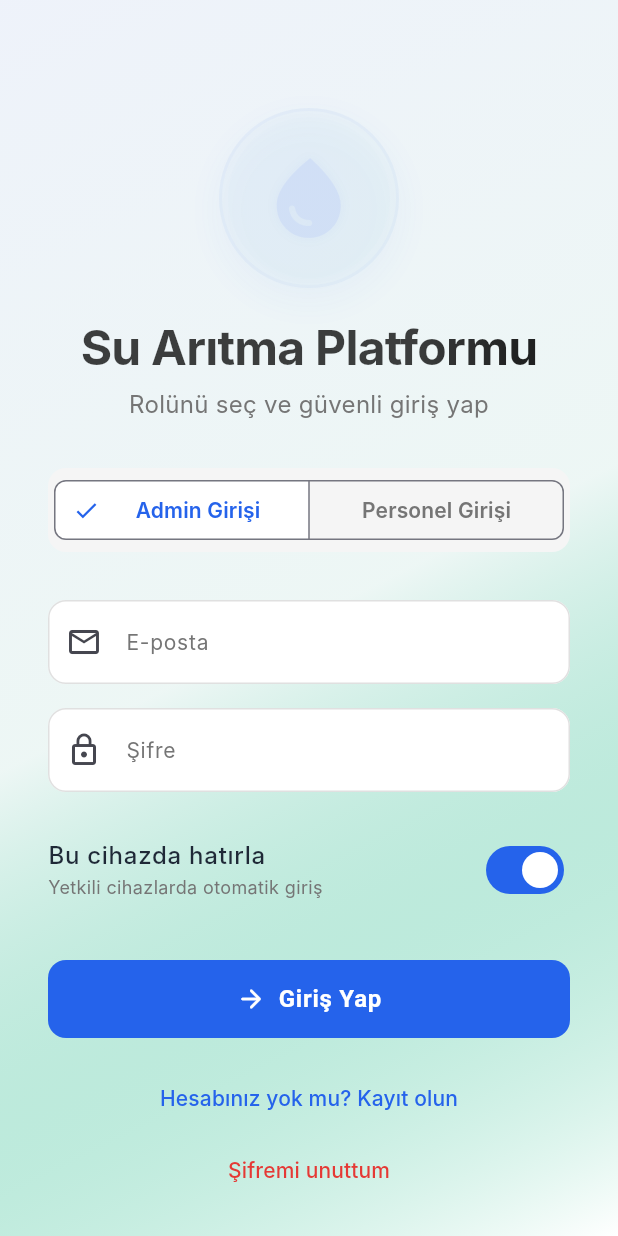
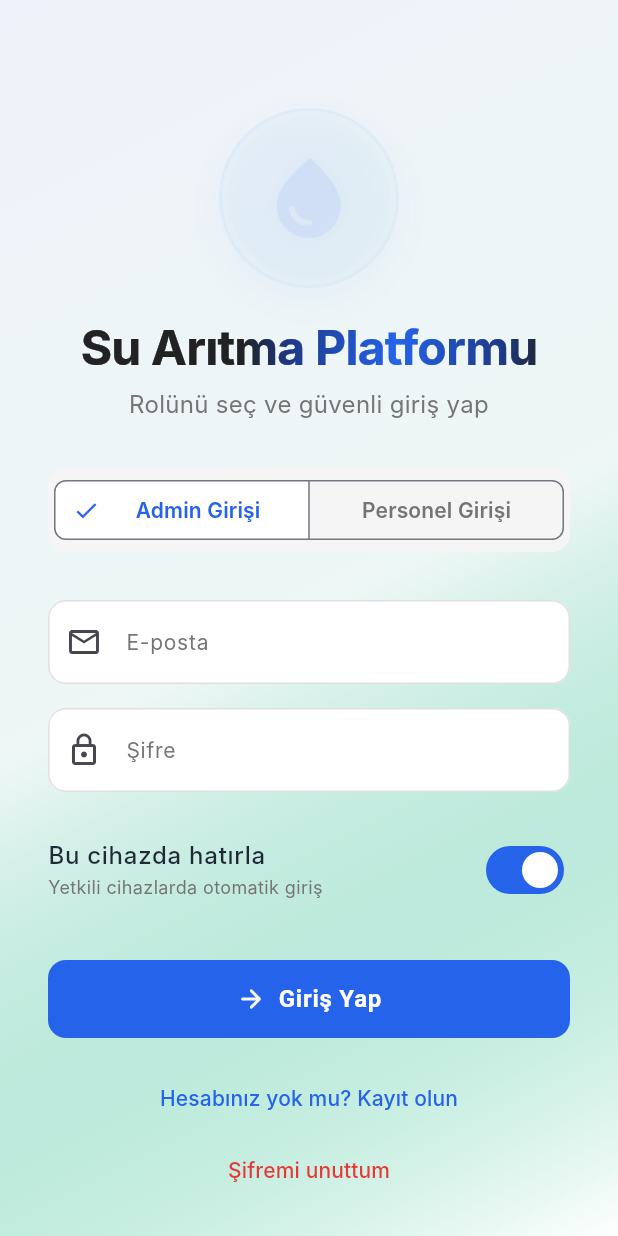
Before and after one commit to alparslan166/su-aritma-crm, a Flutter app: the screen it shows after launch, on a phone screen of 412 x 824 dp. Run offline on Flutter 3.47's test engine with Material 3 defaults, Android fonts, the phone set to English and light mode, and no system bars; our stand-ins replace dio, equatable, firebase_core, firebase_messaging, fl_chart, flutter_hooks and 10 more; accounts and stored records are empty; network calls fail; Roboto replaces fonts that are missing (Inter).

Commit message:
fix: Improve animated title gradient visibility
- Fixed gradient stops calculation for better visibility
- Improved light sweep animation with proper normalization
- Added math import for max/min calculations
- Enhanced blend mode for better color visibility

```diff
--- a/apps/mobile/lib/features/auth/presentation/login_page.dart
+++ b/apps/mobile/lib/features/auth/presentation/login_page.dart
@@ -495,12 +495,10 @@ class _AnimatedTitleTextState extends State<_AnimatedTitleText>
       duration: const Duration(seconds: 3),
       vsync: this,
     );
-    _animation = Tween<double>(begin: -1.0, end: 2.0).animate(
-      CurvedAnimation(
-        parent: _controller,
-        curve: Curves.easeInOut,
-      ),
-    );
+    _animation = Tween<double>(
+      begin: -1.0,
+      end: 2.0,
+    ).animate(CurvedAnimation(parent: _controller, curve: Curves.easeInOut));
     _controller.repeat();
   }
 
@@ -515,27 +513,37 @@ class _AnimatedTitleTextState extends State<_AnimatedTitleText>
     return AnimatedBuilder(
       animation: _animation,
       builder: (context, child) {
+        // Animasyon değerini 0-1 aralığına normalize et
+        final normalizedValue = ((_animation.value + 1.0) / 3.0).clamp(0.0, 1.0);
+
+        // Işığın genişliği ve pozisyonu
+        final lightWidth = 0.4;
+        final lightCenter = normalizedValue;
+        final lightStart = (lightCenter - lightWidth / 2).clamp(0.0, 1.0);
+        final lightEnd = (lightCenter + lightWidth / 2).clamp(0.0, 1.0);
+
         return ShaderMask(
-          shaderCallback: (bounds) {
+          blendMode: BlendMode.srcATop,
+          shaderCallback: (Rect bounds) {
             return LinearGradient(
               begin: Alignment.centerLeft,
               end: Alignment.centerRight,
               colors: [
-                Colors.black87, // Mat siyah
                 Colors.black87,
-                const Color(0xFF1E3A8A), // Lacivert
-                const Color(0xFF2563EB), // Açık lacivert
-                const Color(0xFF1E3A8A), // Lacivert
+                Colors.black87,
+                const Color(0xFF1E3A8A),
+                const Color(0xFF2563EB),
+                const Color(0xFF1E3A8A),
                 Colors.black87,
                 Colors.black87,
               ],
               stops: [
                 0.0,
-                (_animation.value - 0.3).clamp(0.0, 1.0),
-                (_animation.value - 0.1).clamp(0.0, 1.0),
-                _animation.value.clamp(0.0, 1.0),
-                (_animation.value + 0.1).clamp(0.0, 1.0),
-                (_animation.value + 0.3).clamp(0.0, 1.0),
+                math.max(0.0, lightStart - 0.1),
+                lightStart,
+                lightCenter,
+                lightEnd,
+                math.min(1.0, lightEnd + 0.1),
                 1.0,
               ],
             ).createShader(bounds);
@@ -544,11 +552,11 @@ class _AnimatedTitleTextState extends State<_AnimatedTitleText>
             "Su Arıtma Platformu",
             textAlign: TextAlign.center,
             style: Theme.of(context).textTheme.headlineLarge?.copyWith(
-                  fontWeight: FontWeight.bold,
-                  color: Colors.black87, // Mat siyah
-                  letterSpacing: -0.5,
-                  height: 1.2,
-                ),
+              fontWeight: FontWeight.bold,
+              color: Colors.white, // ShaderMask için beyaz
+              letterSpacing: -0.5,
+              height: 1.2,
+            ),
           ),
         );
       },
```
